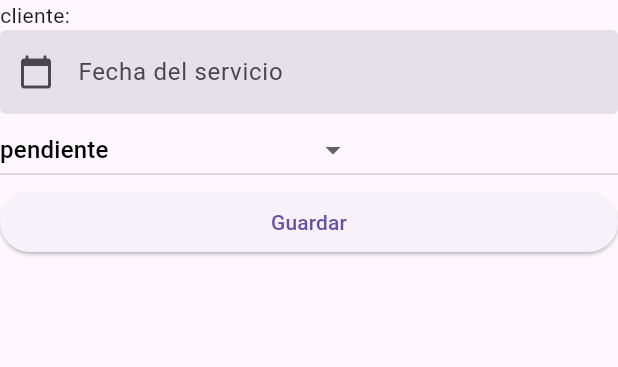
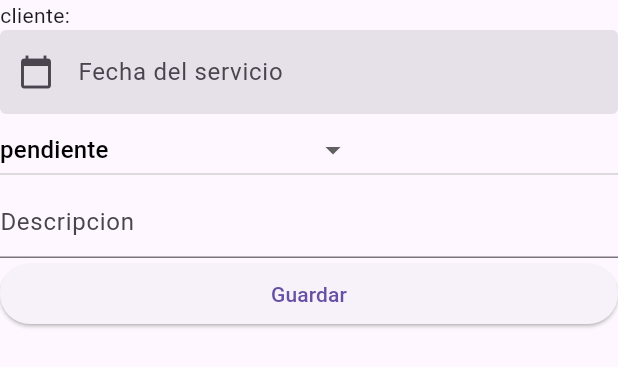
Before and after one commit to MIGU3TR0N/gigacable, a Flutter app: the ClienteServicioView widget shown alone on an empty page, opened directly with empty values, on a phone screen of 412 x 824 dp. Shown: the top 367 px of the screen. Run offline on Flutter 3.47's test engine with Material 3 defaults, Android fonts, the phone set to English and light mode, and no system bars; our stand-ins replace convex_bottom_bar, quickalert, smooth_page_indicator, sqflite, table_calendar; missing offline and left inert: dart:ffi, wolt_modal_sheet; accounts and stored records are empty.

Commit message:
descripcion del servicio añadida

```diff
--- a/lib/models/clientedao.dart
+++ b/lib/models/clientedao.dart
@@ -3,9 +3,9 @@ class ClienteDAO {
   String? nombre;
   String? apellido;
   String? direccion;
-  int? id_status_cliente;
+  //int? id_status_cliente;
 
-  ClienteDAO({this.id, this.nombre, this.apellido, this.direccion, this.id_status_cliente});
+  ClienteDAO({this.id, this.nombre, this.apellido, this.direccion, });
 
   factory ClienteDAO.fromMap(Map<String, dynamic> obj){
     return ClienteDAO(
@@ -13,7 +13,7 @@ class ClienteDAO {
       nombre: obj['nombre'],
       apellido: obj['apellido'],
       direccion: obj['direccion'],
-      id_status_cliente: obj['id_status_cliente']
+     // id_status_cliente: obj['id_status_cliente']
     );
   }
 }
--- a/lib/models/historialdao.dart
+++ b/lib/models/historialdao.dart
@@ -5,18 +5,19 @@ class HistorialDAO {
   int? id_detalle_servicio;
   int? id_status;
   int? id_empleado;
-  int? id_status_cliente;
+  //int? id_status_cliente;
   String? nombre;
   String? apellido;
   String? direccion;
   String? RFC;
   String? fecha_ingreso;
   String? status_servicio;
+  String? descripcion;
 
   HistorialDAO({this.id, this.fecha, this.id_cliente,
-                this.id_detalle_servicio, this.id_status, this.id_status_cliente,
+                this.id_detalle_servicio, this.id_status,
                 this.id_empleado, this.nombre, this.apellido, this.direccion,
-                this.RFC, this.fecha_ingreso, this.status_servicio});
+                this.RFC, this.fecha_ingreso, this.status_servicio, this.descripcion});
 
   factory HistorialDAO.fromMap(Map<String, dynamic> obj){
     return HistorialDAO(
@@ -25,7 +26,7 @@ class HistorialDAO {
       id_cliente: obj['id_cliente'],
       id_detalle_servicio: obj['id_detalle_servicio'],
       id_status: obj['id_status'],
-      id_status_cliente: obj['id_status_cliente'],
+      descripcion: obj['descripcion'],
       id_empleado: obj['id_empleado'],
       nombre: obj['nombre'],
       apellido: obj['apellido'],
--- a/lib/models/serviciodao.dart
+++ b/lib/models/serviciodao.dart
@@ -6,8 +6,9 @@ class ServicioDAO {
   int? id_status;
   int? id_empleado;
    String? status_servicio;
+   String? descripcion;
 
-  ServicioDAO({this.id, this.fecha, this.id_cliente, this.id_detalle_servicio, this.id_status, this.id_empleado, this.status_servicio});
+  ServicioDAO({this.id, this.fecha, this.id_cliente, this.id_detalle_servicio, this.id_status, this.id_empleado, this.status_servicio, this.descripcion});
 
   factory ServicioDAO.fromMap(Map<String, dynamic> obj){
     return ServicioDAO(
@@ -18,6 +19,7 @@ class ServicioDAO {
       id_status: obj['id_status'],
       id_empleado: obj['id_empleado'],
       status_servicio: obj['status_servicio'],
+      descripcion: obj['descripcion']
     );
   }
 }
--- a/lib/views/cliente_servicio_view.dart
+++ b/lib/views/cliente_servicio_view.dart
@@ -23,18 +23,25 @@ class _ClienteServicioViewState extends State<ClienteServicioView> {
   final List<String> status = ['completado', 'pendiente', 'cancelado'];
   String? selectedStatus;
   TextEditingController confecha = TextEditingController();
-
+  TextEditingController conDesc = TextEditingController();
   GigacableDatabase? gigacableDatabase;
   @override
   void initState() {
     super.initState();
     gigacableDatabase = GigacableDatabase();
     selectedStatus = "pendiente";
+
   }
   @override
   Widget build(BuildContext context) {
     int? ames = widget.clienteDAO!.id;
     String? emas = widget.clienteDAO!.nombre;
+    final txtDesc = TextFormField(
+      controller: conDesc,
+      decoration: const InputDecoration(
+        hintText: 'Descripcion'
+      ),
+    );
     final txtNombre = TextField(
       controller: confecha,
       decoration: const InputDecoration(
@@ -82,6 +89,7 @@ class _ClienteServicioViewState extends State<ClienteServicioView> {
             'id_detalle_servicio': widget.id2,//////////conseguir la id de alguna manera...
             'id_status': 1,
             'id_empleado': 1,
+            'descripcion':txtDesc.controller!.text,
             'status_servicio': selectedStatus,
           }).then((value){
             if(value > 0){
@@ -131,6 +139,7 @@ class _ClienteServicioViewState extends State<ClienteServicioView> {
         Text('cliente: $emas'),
         txtNombre,
         dropMenu,
+        txtDesc,
         btnGuardar
       ],
     );
--- a/lib/views/cliente_view.dart
+++ b/lib/views/cliente_view.dart
@@ -59,7 +59,6 @@ class _ClienteViewState extends State<ClienteView> {
             'nombre': conNombre.text,
             'apellido': conApellido.text,
             'direccion': conDireccion.text,
-            'id_status_cliente': 1,
           }).then((value){
             if(value > 0){
               GlobalValues.banUpdListClientes.value = !GlobalValues.banUpdListClientes.value;
@@ -88,7 +87,7 @@ class _ClienteViewState extends State<ClienteView> {
             'nombre': conNombre.text,
             'apellido': conApellido.text,
             'direccion': conDireccion.text,
-            'id_status_cliente': 1,
+            //'id_status_cliente': 1,
           }).then((value){
             final msj;
             QuickAlertType type = QuickAlertType.success;
--- a/lib/views/historial_view_item.dart
+++ b/lib/views/historial_view_item.dart
@@ -43,7 +43,7 @@ class _HistorialViewItemState extends State<HistorialViewItem> {
               Expanded(
                 child: ListTile(
                   title: Text(widget.historialDAO.fecha!),
-                  subtitle: Text(widget.historialDAO.nombre! + ' ' + widget.historialDAO.apellido!),
+                  subtitle: Text(widget.historialDAO.nombre! + ' ' + widget.historialDAO.apellido!+' '+widget.historialDAO.descripcion!),
                 ),
               ),
               IconButton(onPressed: (){
@@ -52,7 +52,7 @@ class _HistorialViewItemState extends State<HistorialViewItem> {
                   nombre: widget.historialDAO.nombre,
                   apellido: widget.historialDAO.apellido,
                   direccion: widget.historialDAO.direccion,
-                  id_status_cliente: widget.historialDAO.id_status_cliente,
+                 // id_status_cliente: widget.historialDAO.id_status_cliente,
                 );
                 WoltModalSheet.show(
                   context: context,
--- a/lib/views/servicio_view.dart
+++ b/lib/views/servicio_view.dart
@@ -59,7 +59,7 @@ class _ServicioViewState extends State<ServicioView> {
             'nombre': conNombre.text,
             'apellido': conApellido.text,
             'direccion': conDireccion.text,
-            'id_status_cliente': 1,
+           // 'id_status_cliente': 1,
           }).then((value){
             if(value > 0){
               GlobalValues.banUpdListClientes.value = !GlobalValues.banUpdListClientes.value;
@@ -86,7 +86,7 @@ class _ServicioViewState extends State<ServicioView> {
             'nombre': conNombre.text,
             'apellido': conApellido.text,
             'direccion': conDireccion.text,
-            'id_status_cliente': 1,
+            //'id_status_cliente': 1,
           }).then((value){
             final msj;
             QuickAlertType type = QuickAlertType.success;
--- a/lib/views/update_servicio_view.dart
+++ b/lib/views/update_servicio_view.dart
@@ -1,6 +1,7 @@
 import 'package:flutter/material.dart';
 import 'package:gigacable/database/gigacable_database.dart';
 import 'package:gigacable/models/historialdao.dart';
+import 'package:gigacable/models/serviciodao.dart';
 import 'package:gigacable/settings/global_values.dart';
 import 'package:quickalert/quickalert.dart';
 
@@ -19,13 +20,18 @@ class _UpdateServicioViewState extends State<UpdateServicioView> {
   String? selectedStatus;
   final List<String> status = ['completado', 'pendiente', 'cancelado'];
   TextEditingController confecha = TextEditingController();
-
+  TextEditingController conDesc = TextEditingController();
   GigacableDatabase? gigacableDatabase;
   @override
   void initState() {
     super.initState();
     gigacableDatabase = GigacableDatabase();
     selectedStatus = "pendiente";
+    if (widget.historialDAO?.descripcion == null){
+      conDesc.text = 'null';
+    }else{
+      conDesc.text = widget.historialDAO!.descripcion!;
+    }
 
   }
   @override
@@ -34,6 +40,12 @@ class _UpdateServicioViewState extends State<UpdateServicioView> {
 
     int? ames = widget.historialDAO!.id_cliente;
     String? emas = widget.historialDAO!.nombre;
+    final txtDesc = TextFormField(
+      controller: conDesc,
+      decoration: const InputDecoration(
+        hintText: 'Descripcion'
+      ),
+    );
     final txtNombre = TextField(
       controller: confecha,
       decoration: const InputDecoration(
@@ -82,6 +94,7 @@ class _UpdateServicioViewState extends State<UpdateServicioView> {
             'id_detalle_servicio': widget.historialDAO!.id_detalle_servicio,//////////conseguir la id de alguna manera...
             'id_status': 1,
             'id_empleado': 1,
+            'descripcion': txtDesc.controller!.value.text,
             'status_servicio': selectedStatus,
           }).then((value){
             if(value > 0){
@@ -131,7 +144,9 @@ class _UpdateServicioViewState extends State<UpdateServicioView> {
         Text('cliente: $emas'),
         txtNombre,
         dropMenu,
-        btnGuardar
+        txtDesc
+        ,
+        btnGuardar//
       ],
     );
   }
```
Also changed, not shown: lib/database/gigacable_database.dart (+5 -11 lines).
